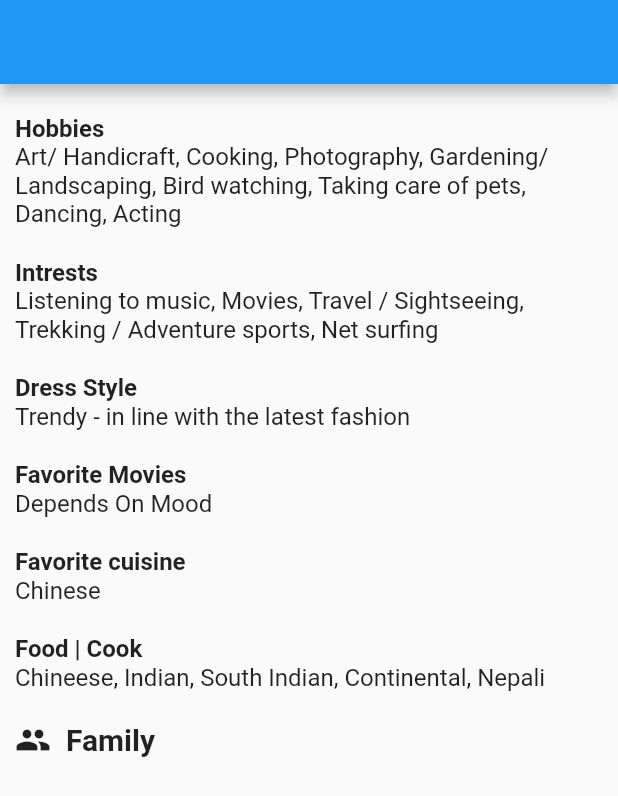
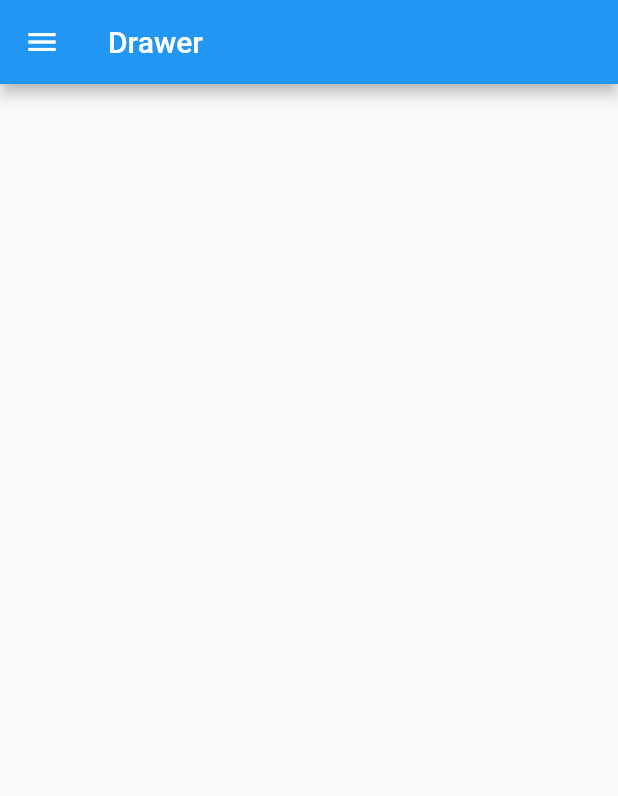
Before and after one commit to kotdroidA/my_flutter_practice, a Flutter app: the screen it shows after launch, on a phone screen of 412 x 824 dp. Shown: the top 796 px of the screen. Run offline on Flutter 3.47's test engine with Material 2 defaults, Android fonts, the phone set to English and light mode, and no system bars; missing offline and left inert: circular_image.

Commit message:
drawer page design

```diff
--- /dev/null
+++ b/lib/drawer_page.dart
@@ -0,0 +1,77 @@
+import 'package:flutter/cupertino.dart';
+import 'package:flutter/material.dart';
+import 'package:circular_image/circular_image.dart';
+
+class DrawerPage extends StatelessWidget {
+  const DrawerPage({Key? key}) : super(key: key);
+
+  @override
+  Widget build(BuildContext context) {
+    return Scaffold(
+      appBar: AppBar(
+        title: const Text("Drawer"),
+      ),
+      drawer: Container(
+        height: double.infinity,
+        width: 300,
+        color: Colors.white,
+        child: Column(
+          crossAxisAlignment: CrossAxisAlignment.start,
+          children: [
+            Container(
+              padding: EdgeInsets.only(bottom: 16),
+              color: Colors.blue,
+              child: Row(
+                children: [
+                  Container(
+                    child: CircularImage(
+                      source:
+                          'https://senzary.com/wp-content/uploads/2019/01/person2.jpg',
+                      borderColor: Colors.black,
+                      borderWidth: 1,
+                    ),
+                    margin: const EdgeInsets.only(top: 60, left: 10),
+                  ),
+                  Container(
+                    margin: const EdgeInsets.only(top: 20),
+                    child: Column(
+                      children: [
+                        Container(
+                          child: const Text(
+                            "WUVT3089",
+                            style: TextStyle(fontSize: 20),
+                          ),
+                          margin: const EdgeInsets.only(top: 40, left: 20),
+                        ),
+                        Row(
+                          children: [
+                            Container(
+                              child: const Text(
+                                "Edit Profile",
+                              ),
+                              margin: const EdgeInsets.only(top: 16),
+                            ),
+                            const SizedBox(
+                              width: 10,
+                            ),
+                            Container(
+                              margin: const EdgeInsets.only(top: 16),
+                              child: const Icon(
+                                Icons.edit,
+                                size: 16.0,
+                              ),
+                            )
+                          ],
+                        ),
+                      ],
+                    ),
+                  ),
+                ],
+              ),
+            ),
+          ],
+        ),
+      ),
+    );
+  }
+}
--- a/lib/first_page.dart
+++ b/lib/first_page.dart
@@ -7,7 +7,9 @@ class FirstPage extends StatelessWidget {
   Widget build(BuildContext context) {
     return Scaffold(
         appBar: AppBar(
-          title: Text('My First Page'),
+          title: Container(
+            child: const Text('My First Page'),
+          ),
         ),
         body: Column(
           mainAxisAlignment: MainAxisAlignment.spaceEvenly,
@@ -18,7 +20,7 @@ class FirstPage extends StatelessWidget {
               mainAxisSize: MainAxisSize.max,
               children: [
                 Text('Hello World'),
-                Text('Hi Ji'),
+                const Text('Hi Ji'),
                 Text("Anchal"),
                 Text('Hi'),
               ],
--- a/lib/fourth_page.dart
+++ b/lib/fourth_page.dart
@@ -11,74 +11,74 @@ class FourthPage extends StatelessWidget {
         crossAxisAlignment: CrossAxisAlignment.start,
         children: [
           Container(
-            child: Text(
+            child: const Text(
               "Hobbies",
               style: TextStyle(fontSize: 16, fontWeight: FontWeight.bold),
             ),
-            margin: EdgeInsets.only(top: 20, left: 10),
+            margin: const EdgeInsets.only(top: 20, left: 10),
           ),
           Container(
-            child: Text(
+            child: const Text(
               "Art/ Handicraft, Cooking, Photography, Gardening/ Landscaping, Bird watching, Taking care of pets, Dancing, Acting ",
               style: TextStyle(
                 fontSize: 16,
               ),
             ),
-            margin: EdgeInsets.only(left: 10),
+            margin: const EdgeInsets.only(left: 10),
           ),
           Container(
-            child: Text(
+            child: const Text(
               "Intrests",
               style: TextStyle(fontSize: 16, fontWeight: FontWeight.bold),
             ),
-            margin: EdgeInsets.only(top: 20, left: 10),
+            margin: const EdgeInsets.only(top: 20, left: 10),
           ),
           Container(
-            child: Text(
+            child: const Text(
               "Listening to music, Movies, Travel / Sightseeing, Trekking / Adventure sports, Net surfing",
               style: TextStyle(
                 fontSize: 16,
               ),
             ),
-            margin: EdgeInsets.only(left: 10),
+            margin: const EdgeInsets.only(left: 10),
           ),
           Container(
-            child: Text(
+            child: const Text(
               "Dress Style",
               style: TextStyle(
                 fontSize: 16,
                 fontWeight: FontWeight.bold,
               ),
             ),
-            margin: EdgeInsets.only(top: 20, left: 10),
+            margin: const EdgeInsets.only(top: 20, left: 10),
           ),
           Container(
-            child: Text(
+            child: const Text(
               "Trendy - in line with the latest fashion",
               style: TextStyle(
                 fontSize: 16,
               ),
             ),
-            margin: EdgeInsets.only(left: 10),
+            margin: const EdgeInsets.only(left: 10),
           ),
           Container(
-            child: Text(
+            child: const Text(
               "Favorite Movies",
               style: TextStyle(
                 fontSize: 16,
                 fontWeight: FontWeight.bold,
               ),
             ),
-            margin: EdgeInsets.only(top: 20, left: 10),
+            margin: const EdgeInsets.only(top: 20, left: 10),
           ),
           Container(
-            child: Text(
+            child: const Text(
               "Depends On Mood",
               style: TextStyle(
                 fontSize: 16,
               ),
             ),
-            margin: EdgeInsets.only(left: 10),
+            margin: const EdgeInsets.only(left: 10),
           ),
           Container(
             child: Text(
--- a/lib/main.dart
+++ b/lib/main.dart
@@ -1,12 +1,14 @@
 import 'package:flutter/material.dart';
 import 'package:flutter_project/first_page.dart';
+import 'package:flutter_project/random_number_page.dart';
 import 'package:flutter_project/second_page.dart';
 import 'package:flutter_project/third_page.dart';
 
+import 'drawer_page.dart';
 import 'fourth_page.dart';
 
 void main() {
-  runApp(MyApp());
+  runApp(const MyApp());
 }
 
 class MyApp extends StatelessWidget {
@@ -14,8 +16,8 @@ class MyApp extends StatelessWidget {
 
   @override
   Widget build(BuildContext context) {
-    return MaterialApp(
-      home: FourthPage(),
+    return const MaterialApp(
+      home: DrawerPage(),
     );
   }
 }
--- a/pubspec.yaml
+++ b/pubspec.yaml
@@ -34,6 +34,8 @@ dependencies:
   # The following adds the Cupertino Icons font to your application.
   # Use with the CupertinoIcons class for iOS style icons.
   cupertino_icons: ^1.0.2
+  circular_image: ^0.0.6
+
 
 dev_dependencies:
   flutter_test:
```
Also changed, not shown: lib/random_number_page.dart (added, +37 -0 lines), pubspec.lock.
